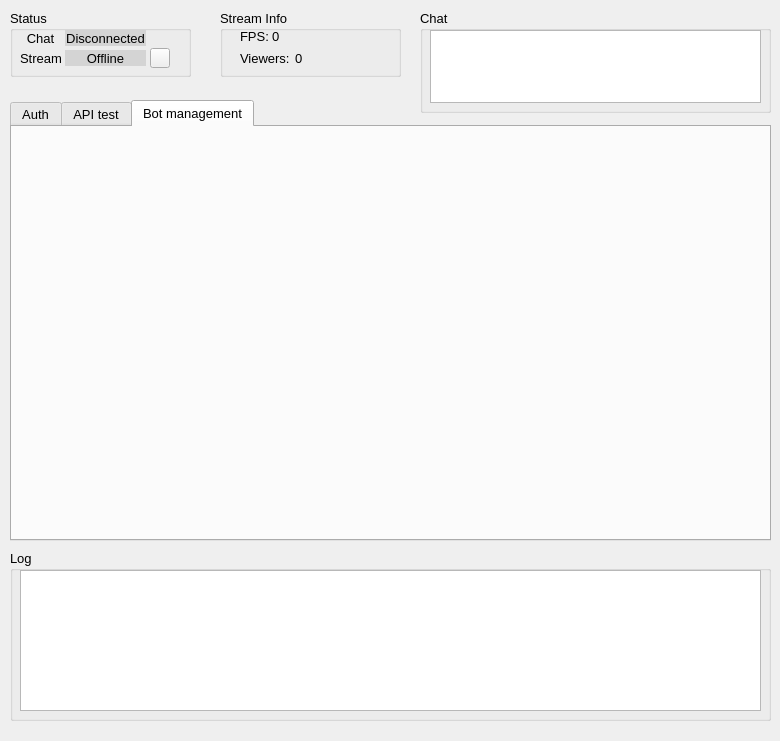
silver-rocket/DigiBot, file widget.ui: the form before one commit.
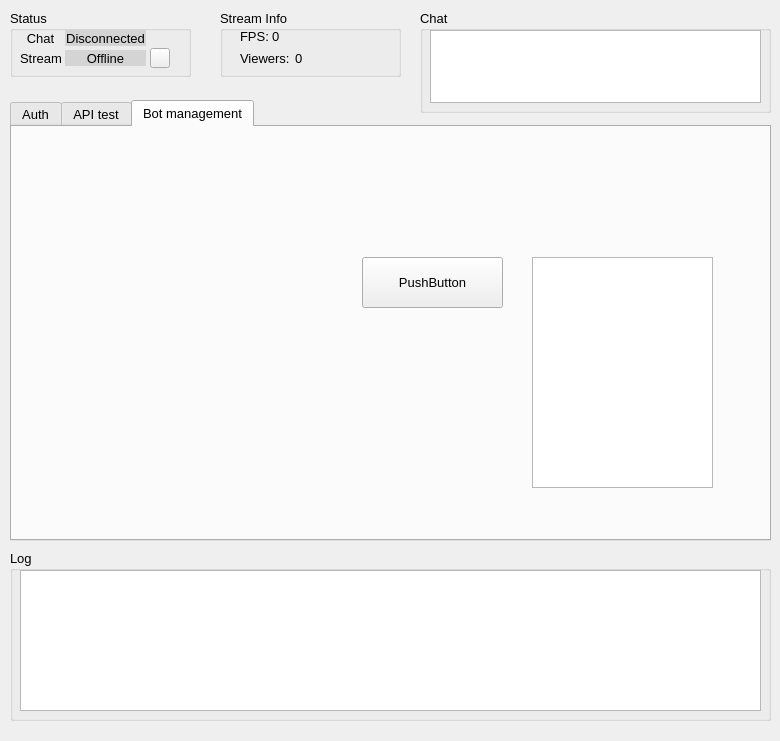
The form after the commit. The open tabs and pages were chosen to show the change. Icons and pictures are not drawn.

```diff
--- a/widget.ui
+++ b/widget.ui
@@ -469,6 +469,29 @@
     <attribute name="title">
      <string>Bot management</string>
     </attribute>
+    <widget class="QListWidget" name="listWidget">
+     <property name="geometry">
+      <rect>
+       <x>520</x>
+       <y>130</y>
+       <width>181</width>
+       <height>231</height>
+      </rect>
+     </property>
+    </widget>
+    <widget class="QPushButton" name="pushButton_2">
+     <property name="geometry">
+      <rect>
+       <x>350</x>
+       <y>130</y>
+       <width>141</width>
+       <height>51</height>
+      </rect>
+     </property>
+     <property name="text">
+      <string>PushButton</string>
+     </property>
+    </widget>
    </widget>
   </widget>
   <widget class="QGroupBox" name="chatBox">
```
Left out of the diff: 18 changed lines with no effect on the pictures.
